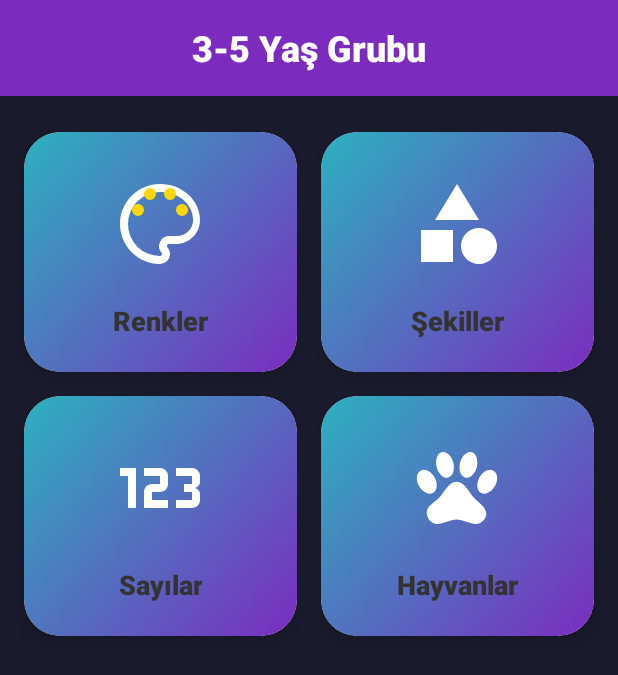
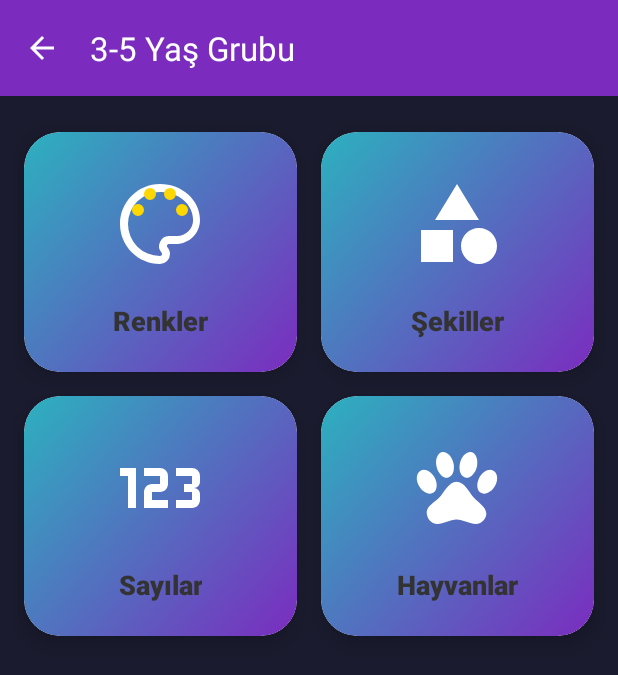
Before and after one commit to chelebyy/MiniDahi, an Android app built with Jetpack Compose: the ThreeToFiveActivity screen opened directly, with no data from a screen before it, on a phone screen of 412 x 824 dp. Shown: the top 675 px of the screen. Run offline under Robolectric (Android 15) with nearby library versions, the phone set to English and light mode, and no system bars; our stand-ins replace Dagger/Hilt's generated code.

Commit message:
feat: add back button and improve code structure

```diff
--- a/app/src/main/java/com/minidahi/age_groups/three_to_five/CategoryAdapter.kt
+++ b/app/src/main/java/com/minidahi/age_groups/three_to_five/CategoryAdapter.kt
@@ -1,41 +1,41 @@
 package com.minidahi.age_groups.three_to_five
 
 import android.view.LayoutInflater
-import android.view.View
 import android.view.ViewGroup
-import android.widget.ImageView
-import android.widget.TextView
-import androidx.cardview.widget.CardView
+import androidx.recyclerview.widget.DiffUtil
+import androidx.recyclerview.widget.ListAdapter
 import androidx.recyclerview.widget.RecyclerView
-import com.minidahi.R
+import com.minidahi.databinding.ItemCategoryBinding
 
 class CategoryAdapter(
-    private val categories: List<Category>,
     private val onCategoryClick: (Category) -> Unit
-) : RecyclerView.Adapter<CategoryAdapter.CategoryViewHolder>() {
+) : ListAdapter<Category, CategoryAdapter.CategoryViewHolder>(CategoryDiffCallback()) {
 
     override fun onCreateViewHolder(parent: ViewGroup, viewType: Int): CategoryViewHolder {
-        val view = LayoutInflater.from(parent.context)
-            .inflate(R.layout.item_category, parent, false)
-        return CategoryViewHolder(view)
+        val binding = ItemCategoryBinding.inflate(LayoutInflater.from(parent.context), parent, false)
+        return CategoryViewHolder(binding)
     }
 
     override fun onBindViewHolder(holder: CategoryViewHolder, position: Int) {
-        holder.bind(categories[position])
+        holder.bind(getItem(position), onCategoryClick)
     }
 
-    override fun getItemCount() = categories.size
+    inner class CategoryViewHolder(private val binding: ItemCategoryBinding) : RecyclerView.ViewHolder(binding.root) {
+        fun bind(category: Category, onCategoryClick: (Category) -> Unit) {
+            binding.categoryTitle.text = category.title
+            binding.categoryIcon.setImageResource(category.iconResId)
+            binding.cardView.setOnClickListener { onCategoryClick(category) }
+        }
+    }
+}
 
-    inner class CategoryViewHolder(itemView: View) : RecyclerView.ViewHolder(itemView) {
-        private val cardView: CardView = itemView.findViewById(R.id.cardView)
-        private val iconView: ImageView = itemView.findViewById(R.id.categoryIcon)
-        private val titleView: TextView = itemView.findViewById(R.id.categoryTitle)
+private class CategoryDiffCallback : DiffUtil.ItemCallback<Category>() {
+    override fun areItemsTheSame(oldItem: Category, newItem: Category): Boolean {
+        return oldItem.id == newItem.id
+    }
 
-        fun bind(category: Category) {
-            iconView.setImageResource(category.iconResId)
-            titleView.text = category.title
-            cardView.setOnClickListener { onCategoryClick(category) }
-        }
+    override fun areContentsTheSame(oldItem: Category, newItem: Category): Boolean {
+        return oldItem == newItem
     }
 }
 
--- a/app/src/main/java/com/minidahi/age_groups/three_to_five/ThreeToFiveActivity.kt
+++ b/app/src/main/java/com/minidahi/age_groups/three_to_five/ThreeToFiveActivity.kt
@@ -5,29 +5,43 @@ import android.widget.Toast
 import androidx.activity.viewModels
 import androidx.appcompat.app.AppCompatActivity
 import androidx.recyclerview.widget.GridLayoutManager
-import androidx.recyclerview.widget.RecyclerView
 import com.minidahi.R
+import com.minidahi.databinding.ActivityThreeToFiveBinding
 import dagger.hilt.android.AndroidEntryPoint
 
 @AndroidEntryPoint
 class ThreeToFiveActivity : AppCompatActivity() {
+    private lateinit var binding: ActivityThreeToFiveBinding
     private val viewModel: ThreeToFiveViewModel by viewModels()
     private lateinit var categoryAdapter: CategoryAdapter
 
     override fun onCreate(savedInstanceState: Bundle?) {
         super.onCreate(savedInstanceState)
-        setContentView(R.layout.activity_three_to_five)
+        binding = ActivityThreeToFiveBinding.inflate(layoutInflater)
+        setContentView(binding.root)
 
-        setupActivity()
-    }
+        // Toolbar'ı ayarla ve geri butonunu göster
+        setSupportActionBar(binding.toolbar)
+        supportActionBar?.setDisplayHomeAsUpEnabled(true)
+        supportActionBar?.setDisplayShowHomeEnabled(true)
 
-    private fun setupActivity() {
         setupRecyclerView()
     }
 
+    override fun onSupportNavigateUp(): Boolean {
+        onBackPressed()
+        return true
+    }
+
     private fun setupRecyclerView() {
-        val recyclerView = findViewById<RecyclerView>(R.id.categoryRecyclerView)
-        recyclerView.layoutManager = GridLayoutManager(this, 2)
+        categoryAdapter = CategoryAdapter { category ->
+            Toast.makeText(this, "${category.title} seçildi", Toast.LENGTH_SHORT).show()
+        }
+
+        binding.categoryRecyclerView.apply {
+            adapter = categoryAdapter
+            layoutManager = GridLayoutManager(this@ThreeToFiveActivity, 2)
+        }
 
         val categories = listOf(
             Category(1, "Renkler", R.drawable.ic_category_colors),
@@ -35,11 +49,6 @@ class ThreeToFiveActivity : AppCompatActivity() {
             Category(3, "Sayılar", R.drawable.ic_category_numbers),
             Category(4, "Hayvanlar", R.drawable.ic_category_animals)
         )
-
-        categoryAdapter = CategoryAdapter(categories) { category ->
-            Toast.makeText(this, "${category.title} seçildi", Toast.LENGTH_SHORT).show()
-        }
-
-        recyclerView.adapter = categoryAdapter
+        categoryAdapter.submitList(categories)
     }
 }
--- /dev/null
+++ b/app/src/main/res/drawable/ic_arrow_back.xml
@@ -0,0 +1,10 @@
+<?xml version="1.0" encoding="utf-8"?>
+<vector xmlns:android="http://schemas.android.com/apk/res/android"
+    android:width="24dp"
+    android:height="24dp"
+    android:viewportWidth="24"
+    android:viewportHeight="24">
+    <path
+        android:fillColor="#FFFFFF"
+        android:pathData="M20,11H7.83l5.59,-5.59L12,4l-8,8 8,8 1.41,-1.41L7.83,13H20v-2z"/>
+</vector>
--- a/app/src/main/res/layout/activity_three_to_five.xml
+++ b/app/src/main/res/layout/activity_three_to_five.xml
@@ -11,21 +11,10 @@
         android:layout_width="match_parent"
         android:layout_height="?attr/actionBarSize"
         android:background="@color/primary"
-        android:elevation="8dp"
-        app:layout_constraintTop_toTopOf="parent">
-
-        <TextView
-            android:id="@+id/toolbarTitle"
-            android:layout_width="wrap_content"
-            android:layout_height="wrap_content"
-            android:layout_gravity="center"
-            android:fontFamily="sans-serif-medium"
-            android:text="3-5 Yaş Grubu"
-            android:textColor="@color/text_light"
-            android:textSize="24sp"
-            android:textStyle="bold" />
-
-    </androidx.appcompat.widget.Toolbar>
+        app:navigationIcon="@drawable/ic_arrow_back"
+        app:layout_constraintTop_toTopOf="parent"
+        app:title="3-5 Yaş Grubu"
+        app:titleTextColor="@android:color/white" />
 
     <!-- Kategori Grid -->
     <androidx.recyclerview.widget.RecyclerView
```
Also changed, not shown: 2 other files.
